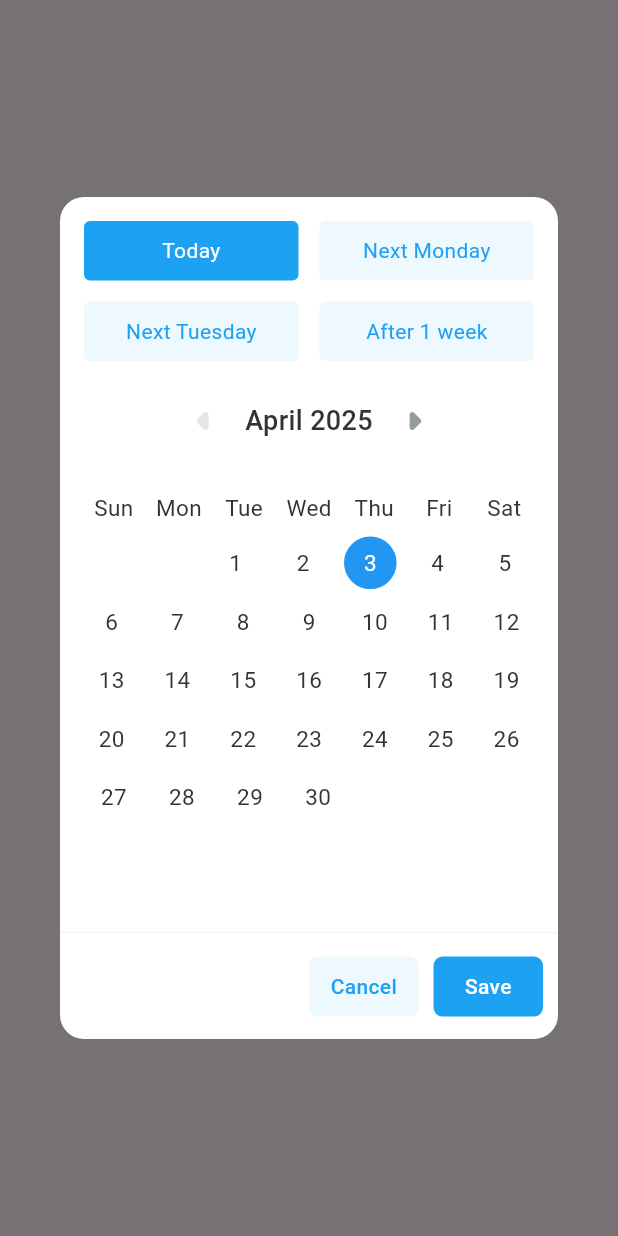
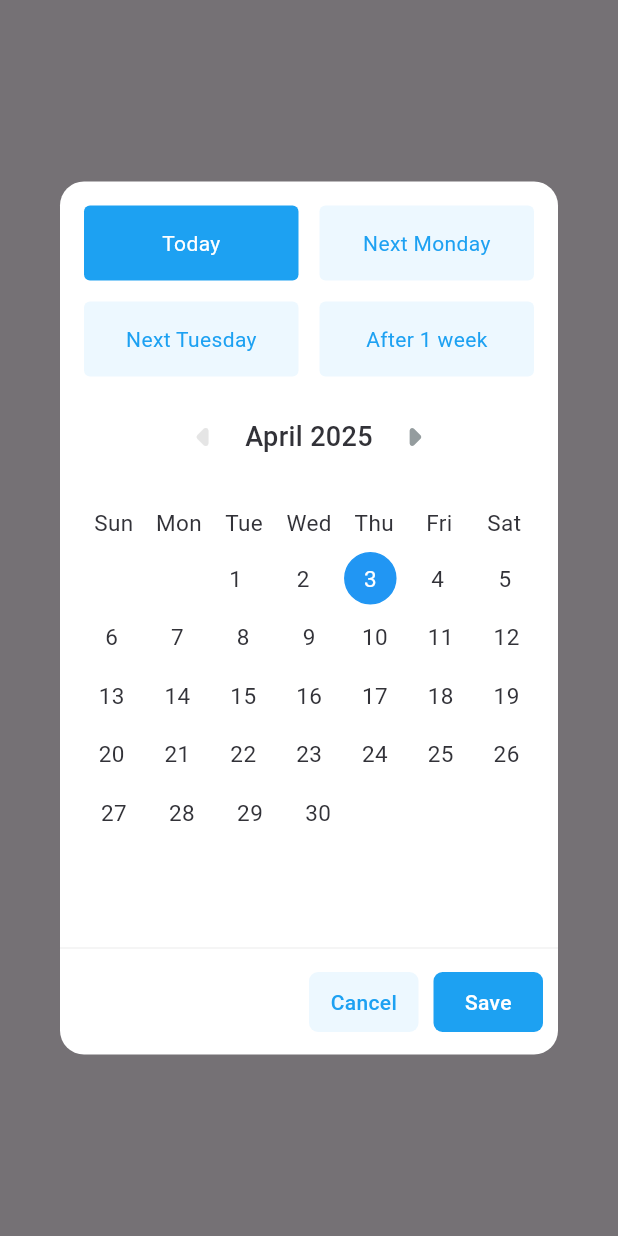
Before and after one commit to Harshsawkare/Emplify, a Flutter app: what showCustomDatePicker() shows on an empty page, opened directly with empty values, on a phone screen of 412 x 824 dp. Run offline on Flutter 3.47's test engine with Material 3 defaults, Android fonts, the phone set to English and light mode, and no system bars; our stand-ins replace flutter_bloc, hive, hive_flutter, universal_platform; accounts and stored records are empty.

Commit message:
Webview - gridview item sizing

```diff
--- a/lib/utils/helper.dart
+++ b/lib/utils/helper.dart
@@ -96,6 +96,7 @@ class Helper {
                         mainAxisSpacing: 14,
                         crossAxisSpacing: 14,
                         childAspectRatio: 3.6,
+                        mainAxisExtent: 50,
                       ),
                       itemCount: options.length,
                       itemBuilder: (context, index) {
@@ -121,7 +122,6 @@ class Helper {
                           },
                           child: Container(
                             alignment: Alignment.center,
-                            height: 30,
                             decoration: BoxDecoration(
                               color: isSelected
                                   ? AppTheme.primaryColor
```
Lines whose indentation alone changed are shown as unchanged.
